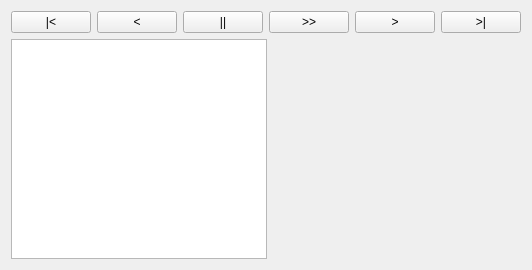
First picture: the form in src/Mod/Robot/Gui/TaskTrajectory.ui, repository berndhahnebach/All_FreeCAD, before the edit.
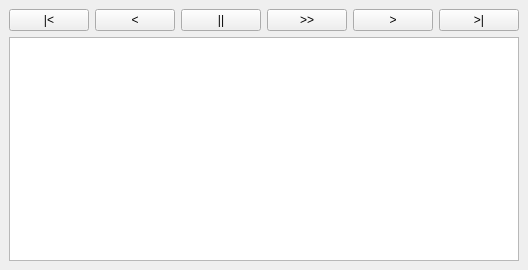
Second picture: the form after the edit.

Diff of the .ui file:
```diff
--- a/src/Mod/Robot/Gui/TaskTrajectory.ui
+++ b/src/Mod/Robot/Gui/TaskTrajectory.ui
@@ -10,8 +10,10 @@
     <height>270</height>
    </rect>
   </property>
-  <property name="sizePolicy">
-   <sizepolicy hsizetype="Maximum" vsizetype="Preferred">
+  <property name="sizePolicy" >
+   <sizepolicy>
+    <hsizetype>0</hsizetype>
+    <vsizetype>0</vsizetype>
     <horstretch>0</horstretch>
     <verstretch>0</verstretch>
    </sizepolicy>
@@ -19,13 +21,27 @@
   <property name="windowTitle">
    <string>Form</string>
   </property>
-  <layout class="QFormLayout" name="formLayout">
-   <item row="0" column="0">
-    <layout class="QHBoxLayout" name="horizontalLayout">
+  <layout class="QGridLayout" >
+   <property name="margin" >
+    <number>9</number>
+   </property>
+   <property name="spacing" >
+    <number>6</number>
+   </property>
+   <item row="0" column="0" >
+    <layout class="QHBoxLayout" >
+     <property name="margin" >
+      <number>0</number>
+     </property>
+     <property name="spacing" >
+      <number>6</number>
+     </property>
      <item>
-      <widget class="QPushButton" name="ButtonStepStart">
-       <property name="sizePolicy">
-        <sizepolicy hsizetype="Minimum" vsizetype="Fixed">
+      <widget class="QPushButton" name="ButtonStepStart" >
+       <property name="sizePolicy" >
+        <sizepolicy>
+         <hsizetype>0</hsizetype>
+         <vsizetype>0</vsizetype>
          <horstretch>0</horstretch>
          <verstretch>0</verstretch>
         </sizepolicy>
@@ -36,9 +52,11 @@
       </widget>
      </item>
      <item>
-      <widget class="QPushButton" name="ButtonStepBack">
-       <property name="sizePolicy">
-        <sizepolicy hsizetype="Minimum" vsizetype="Fixed">
+      <widget class="QPushButton" name="ButtonStepBack" >
+       <property name="sizePolicy" >
+        <sizepolicy>
+         <hsizetype>0</hsizetype>
+         <vsizetype>0</vsizetype>
          <horstretch>0</horstretch>
          <verstretch>0</verstretch>
         </sizepolicy>
@@ -49,9 +67,11 @@
       </widget>
      </item>
      <item>
-      <widget class="QPushButton" name="ButtonStepStop">
-       <property name="sizePolicy">
-        <sizepolicy hsizetype="Minimum" vsizetype="Fixed">
+      <widget class="QPushButton" name="ButtonStepStop" >
+       <property name="sizePolicy" >
+        <sizepolicy>
+         <hsizetype>0</hsizetype>
+         <vsizetype>0</vsizetype>
          <horstretch>0</horstretch>
          <verstretch>0</verstretch>
         </sizepolicy>
@@ -62,9 +82,11 @@
       </widget>
      </item>
      <item>
-      <widget class="QPushButton" name="ButtonStepRun">
-       <property name="sizePolicy">
-        <sizepolicy hsizetype="Minimum" vsizetype="Fixed">
+      <widget class="QPushButton" name="ButtonStepRun" >
+       <property name="sizePolicy" >
+        <sizepolicy>
+         <hsizetype>0</hsizetype>
+         <vsizetype>0</vsizetype>
          <horstretch>0</horstretch>
          <verstretch>0</verstretch>
         </sizepolicy>
@@ -75,9 +97,11 @@
       </widget>
      </item>
      <item>
-      <widget class="QPushButton" name="ButtonStepForward">
-       <property name="sizePolicy">
-        <sizepolicy hsizetype="Minimum" vsizetype="Fixed">
+      <widget class="QPushButton" name="ButtonStepForward" >
+       <property name="sizePolicy" >
+        <sizepolicy>
+         <hsizetype>0</hsizetype>
+         <vsizetype>0</vsizetype>
          <horstretch>0</horstretch>
          <verstretch>0</verstretch>
         </sizepolicy>
@@ -88,9 +112,11 @@
       </widget>
      </item>
      <item>
-      <widget class="QPushButton" name="ButtonStepEnd">
-       <property name="sizePolicy">
-        <sizepolicy hsizetype="Minimum" vsizetype="Fixed">
+      <widget class="QPushButton" name="ButtonStepEnd" >
+       <property name="sizePolicy" >
+        <sizepolicy>
+         <hsizetype>0</hsizetype>
+         <vsizetype>0</vsizetype>
          <horstretch>0</horstretch>
          <verstretch>0</verstretch>
         </sizepolicy>
@@ -102,8 +128,8 @@
      </item>
     </layout>
    </item>
-   <item row="1" column="0">
-    <widget class="QTableWidget" name="tableWidget"/>
+   <item row="1" column="0" >
+    <widget class="QTableWidget" name="tableWidget" />
    </item>
   </layout>
  </widget>
```
Left out of the diff: 31 changed lines with no effect on the pictures.
